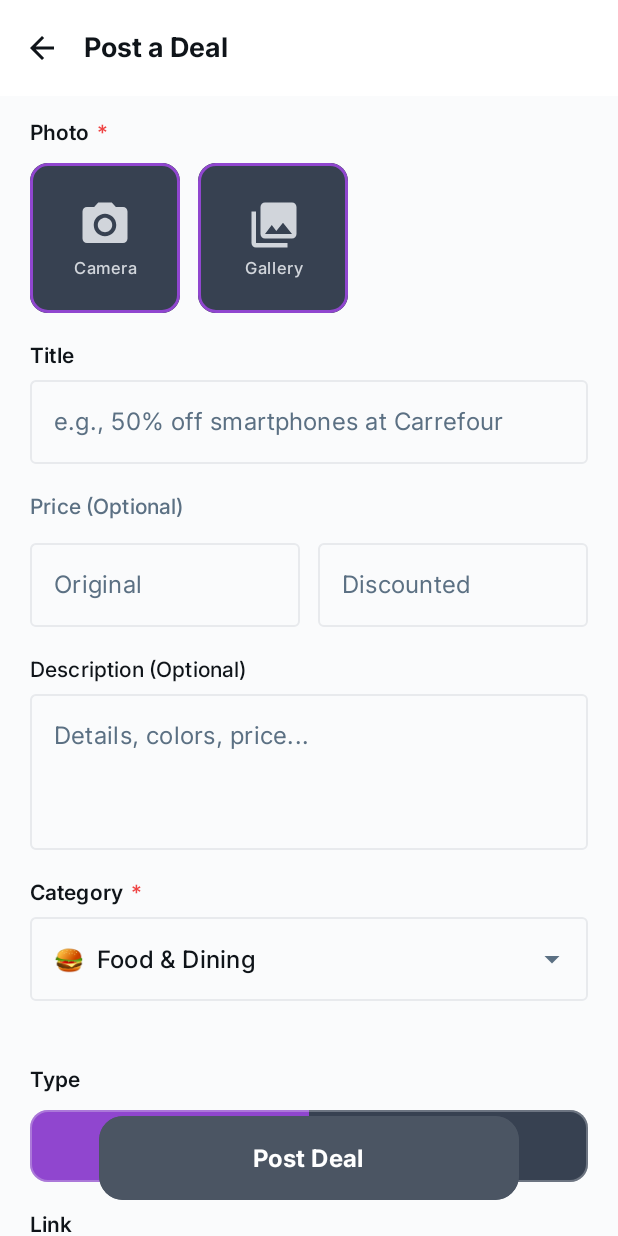
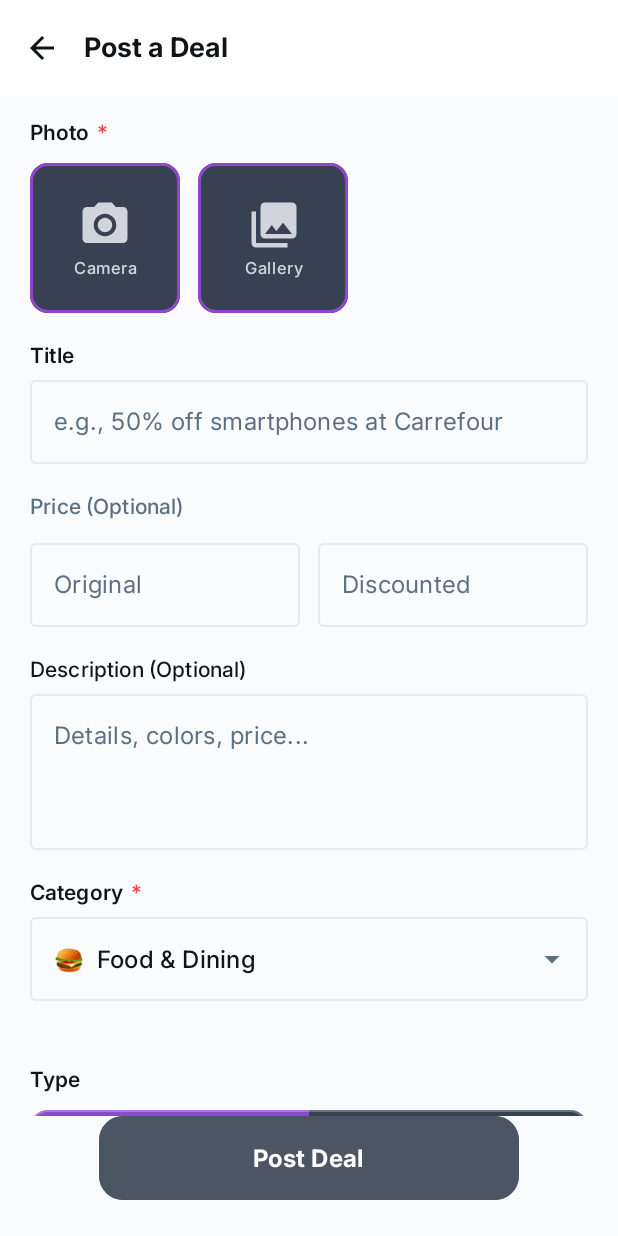
Before and after one commit to Magdyz/DohaDealsRadar, an Android app built with Jetpack Compose: the PostScreen screen opened through its navigation route, on a phone screen of 412 x 824 dp. Run offline under Robolectric (Android 15) with nearby library versions, the phone set to English and light mode, and no system bars; our stand-ins replace Room's generated code; network calls fail; pictures from the network do not load.

Commit message:
Refactor to use Scaffold bottomBar - proper 2025 pattern
MAJOR REFACTOR - Following standard Android/Compose best practices

PROBLEM WITH PREVIOUS APPROACH:
- Used floating Button overlay in a Box wrapper
- Required manual hacks: 180dp Spacer, 100dp padding
- Fighting against the framework instead of using it
- Not the standard way modern apps handle keyboard + buttons

THE PROPER 2025 SOLUTION:
Use Scaffold's bottomBar parameter - the standard, battle-tested approach
used by apps like Snoonu, WhatsApp, Telegram, Instagram.

CHANGES:

1. ✅ Removed outer Box wrapper
   - No longer need Box for .align(Alignment.BottomCenter)
   - Scaffold handles layout natively

2. ✅ Moved Button to Scaffold bottomBar parameter
   - Button is now a proper Scaffold component
   - Scaffold is aware of the bar and provides correct padding

3. ✅ Applied imePadding() to bottomBar (not Column)
   - bottomBar sticks to keyboard (Snoonu-style behavior)
   - Button moves up smoothly with keyboard

4. ✅ Removed imePadding() from Column
   - No longer needed - Scaffold's padding() handles it
   - imeNestedScroll() works with Scaffold's built-in insets

5. ✅ Removed 180dp Spacer hack
   - Not needed with proper bottomBar setup
   - Reduced to aesthetic 16dp spacer

6. ✅ Removed 100dp bottom padding
   - Scaffold automatically provides correct padding
   - Column only needs horizontal/vertical padding

7. ✅ Removed duplicate Button code
   - Old floating button overlay removed
   - Single source of truth in bottomBar

8. ✅ Removed Error Card overlay
   - Can be added back to Column if needed
   - Snackbar already handles errors

BENEFITS:
✅ Clean, standard architecture (not fighting the framework)
✅ Scaffold automatically handles window insets
✅ imeNestedScroll() works perfectly with bottomBar
✅ Text fields scroll to correct position above button
✅ Button sticks to keyboard naturally
✅ Less code, fewer hacks, more maintainable
✅ Consistent with modern Android app patterns

Technical structure:
Scaffold(
  topBar = {...},
  bottomBar = {  // ← PROPER placement
    Box(modifier = Modifier.imePadding()) {  // ← Sticks to keyboard
      Button {...}
    }
  }
) { padding ->
  Column(modifier = Modifier.padding(padding).imeNestedScroll()) {
    // Form fields
  }
}

This is the correct 2025 pattern. All text fields should now
stay visible when typing, with the button naturally above keyboard.

```diff
--- a/feature/post/src/main/java/qa/deals/doha/feature/post/PostScreen.kt
+++ b/feature/post/src/main/java/qa/deals/doha/feature/post/PostScreen.kt
@@ -183,9 +183,8 @@ fun PostScreen(
         return FileProvider.getUriForFile(context, "${context.packageName}.provider", imageFile)
     }
 
-    Box(modifier = Modifier.fillMaxSize()) {
-        Scaffold(
-            snackbarHost = {
+    Scaffold(
+        snackbarHost = {
                 SnackbarHost(hostState = snackbarHostState) {
                     Snackbar(
                         snackbarData = it,
@@ -227,18 +226,103 @@ fun PostScreen(
                         containerColor = MaterialTheme.colorScheme.surface
                     )
                 )
+            },
+        // ✅ NEW 2025: Use Scaffold bottomBar - the proper, standard approach
+        bottomBar = {
+            // This container sticks the button to the keyboard (Snoonu-style)
+            Box(
+                modifier = Modifier
+                    .fillMaxWidth()
+                    .imePadding()  // CRITICAL: Makes the bar move up with keyboard
+                    .padding(bottom = 24.dp, start = 20.dp, end = 20.dp),
+                contentAlignment = Alignment.Center
+            ) {
+                Button(
+                    onClick = {
+                        viewModel.submitDeal()
+                    },
+                    modifier = Modifier
+                        .width(280.dp)
+                        .height(56.dp),
+                    enabled = isFormValid && !state.loading,
+                    colors = ButtonDefaults.buttonColors(
+                        containerColor = Color.Transparent,
+                        contentColor = Color.White,
+                        disabledContainerColor = Color(0xFF4B5563),
+                        disabledContentColor = Color(0xFF9CA3AF)
+                    ),
+                    shape = RoundedCornerShape(16.dp),
+                    elevation = ButtonDefaults.buttonElevation(
+                        defaultElevation = 8.dp,
+                        pressedElevation = 12.dp,
+                        disabledElevation = 0.dp
+                    ),
+                    contentPadding = PaddingValues(0.dp)
+                ) {
+                    Box(
+                        modifier = Modifier
+                            .fillMaxSize()
+                            .background(
+                                brush = if (isFormValid && !state.loading) {
+                                    Brush.linearGradient(
+                                        colors = listOf(
+                                            Color(0xFFE91E63),  // Pink
+                                            Color(0xFF9C27B0)   // Purple
+                                        )
+                                    )
+                                } else {
+                                    Brush.linearGradient(
+                                        colors = listOf(
+                                            Color(0xFF4B5563),
+                                            Color(0xFF4B5563)
+                                        )
+                                    )
+                                },
+                                shape = RoundedCornerShape(16.dp)
+                            ),
+                        contentAlignment = Alignment.Center
+                    ) {
+                        if (state.loading) {
+                            Row(
+                                verticalAlignment = Alignment.CenterVertically,
+                                horizontalArrangement = Arrangement.Center
+                            ) {
+                                CircularProgressIndicator(
+                                    modifier = Modifier.size(24.dp),
+                                    color = Color.White,
+                                    strokeWidth = 2.dp
+                                )
+                                Spacer(Modifier.width(12.dp))
+                                Text(
+                                    "Posting...",
+                                    style = MaterialTheme.typography.labelLarge.copy(
+                                        fontWeight = FontWeight.Bold,
+                                        color = Color.White
+                                    )
+                                )
+                            }
+                        } else {
+                            Text(
+                                "Post Deal",
+                                style = MaterialTheme.typography.labelLarge.copy(
+                                    fontWeight = FontWeight.Bold,
+                                    fontSize = 16.sp,
+                                    color = Color.White
+                                )
+                            )
+                        }
+                    }
+                }
             }
-            // ✅ NO bottomBar - button will float over content (PRESERVED)
-        ) { padding ->
+        }
+    ) { padding ->
             Column(
                 modifier = Modifier
                     .fillMaxSize()
-                    .padding(padding)
-                    .imePadding()  // ✅ Automatic padding when keyboard appears
+                    .padding(padding)  // Scaffold provides padding for bottomBar automatically
                     .imeNestedScroll()  // ✅ Modern 2025: Auto-scroll to keep focused field visible
                     .verticalScroll(rememberScrollState())
-                    .padding(horizontal = 20.dp, vertical = 16.dp)
-                    .padding(bottom = 100.dp),  // ✅ Base padding for floating button (Spacer at bottom provides scrollable clearance)
+                    .padding(horizontal = 20.dp, vertical = 16.dp),
                 verticalArrangement = Arrangement.spacedBy(20.dp)
             ) {
                 // ========================================
@@ -742,147 +826,10 @@ fun PostScreen(
                     }
                 }
 
-                // ✅ CRITICAL: Large bottom spacer ensures text fields scroll high enough above floating button
-                // This creates actual scrollable content (not just padding) so imeNestedScroll()
-                // can scroll fields into a visible position above the 56dp button
-                Spacer(Modifier.height(180.dp))
+                // ✅ Small spacer for aesthetics
+                Spacer(Modifier.height(16.dp))
             }
         }
-
-        // 🔧 NEW: Error display above button
-        if (state.error != null) {
-            Card(
-                modifier = Modifier
-                    .align(Alignment.BottomCenter)
-                    .padding(horizontal = 24.dp)
-                    .padding(bottom = 88.dp),  // Above the button
-                colors = CardDefaults.cardColors(
-                    containerColor = MaterialTheme.colorScheme.errorContainer
-                ),
-                elevation = CardDefaults.cardElevation(defaultElevation = 4.dp)
-            ) {
-                Row(
-                    modifier = Modifier
-                        .fillMaxWidth()
-                        .padding(16.dp),
-                    verticalAlignment = Alignment.CenterVertically,
-                    horizontalArrangement = Arrangement.spacedBy(12.dp)
-                ) {
-                    Icon(
-                        Icons.Default.Error,
-                        contentDescription = "Error",
-                        tint = MaterialTheme.colorScheme.error,
-                        modifier = Modifier.size(24.dp)
-                    )
-                    Text(
-                        state.error!!,
-                        style = MaterialTheme.typography.bodyMedium,
-                        color = MaterialTheme.colorScheme.onErrorContainer,
-                        modifier = Modifier.weight(1f)
-                    )
-                    IconButton(
-                        onClick = { viewModel.clearError() },
-                        modifier = Modifier.size(24.dp)
-                    ) {
-                        Icon(
-                            Icons.Default.Close,
-                            contentDescription = "Dismiss",
-                            tint = MaterialTheme.colorScheme.error,
-                            modifier = Modifier.size(16.dp)
-                        )
-                    }
-                }
-            }
-        }
-
-        // ========================================
-        // ✅ PRESERVED: FLOATING BUTTON OVERLAY
-        // Positioned at bottom center, floats over content
-        // ========================================
-        Button(
-            onClick = {
-                viewModel.submitDeal()  // ✅ PRESERVED: Existing method
-            },
-            modifier = Modifier
-                .align(Alignment.BottomCenter)
-                // ========================================
-                // This makes the button "float" above the keyboard
-                // when a text field is focused.
-                // ========================================
-                .imePadding()
-                .padding(bottom = 24.dp)
-                .width(280.dp)
-                .height(56.dp),
-            enabled = isFormValid && !state.loading,
-            colors = ButtonDefaults.buttonColors(
-                containerColor = Color.Transparent,
-                contentColor = Color.White,
-                disabledContainerColor = Color(0xFF4B5563),
-                disabledContentColor = Color(0xFF9CA3AF)
-            ),
-            shape = RoundedCornerShape(16.dp),
-            elevation = ButtonDefaults.buttonElevation(
-                defaultElevation = 8.dp,
-                pressedElevation = 12.dp,
-                disabledElevation = 0.dp
-            ),
-            contentPadding = PaddingValues(0.dp)
-        ) {
-            Box(
-                modifier = Modifier
-                    .fillMaxSize()
-                    .background(
-                        brush = if (isFormValid && !state.loading) {
-                            Brush.linearGradient(
-                                colors = listOf(
-                                    Color(0xFFE91E63),  // Pink
-                                    Color(0xFF9C27B0)   // Purple
-                                )
-                            )
-                        } else {
-                            Brush.linearGradient(
-                                colors = listOf(
-                                    Color(0xFF4B5563),
-                                    Color(0xFF4B5563)
-                                )
-                            )
-                        },
-                        shape = RoundedCornerShape(16.dp)
-                    ),
-                contentAlignment = Alignment.Center
-            ) {
-                if (state.loading) {
-                    Row(
-                        verticalAlignment = Alignment.CenterVertically,
-                        horizontalArrangement = Arrangement.Center
-                    ) {
-                        CircularProgressIndicator(
-                            modifier = Modifier.size(24.dp),
-                            color = Color.White,
-                            strokeWidth = 2.dp
-                        )
-                        Spacer(Modifier.width(12.dp))
-                        Text(
-                            "Posting...",
-                            style = MaterialTheme.typography.labelLarge.copy(
-                                fontWeight = FontWeight.Bold,
-                                color = Color.White
-                            )
-                        )
-                    }
-                } else {
-                    Text(
-                        "Post Deal",
-                        style = MaterialTheme.typography.labelLarge.copy(
-                            fontWeight = FontWeight.Bold,
-                            fontSize = 16.sp,
-                            color = Color.White
-                        )
-                    )
-                }
-            }
-        }
-    }
 
     // ✅ PRESERVED: Loading overlay
     if (state.loading) {
```
